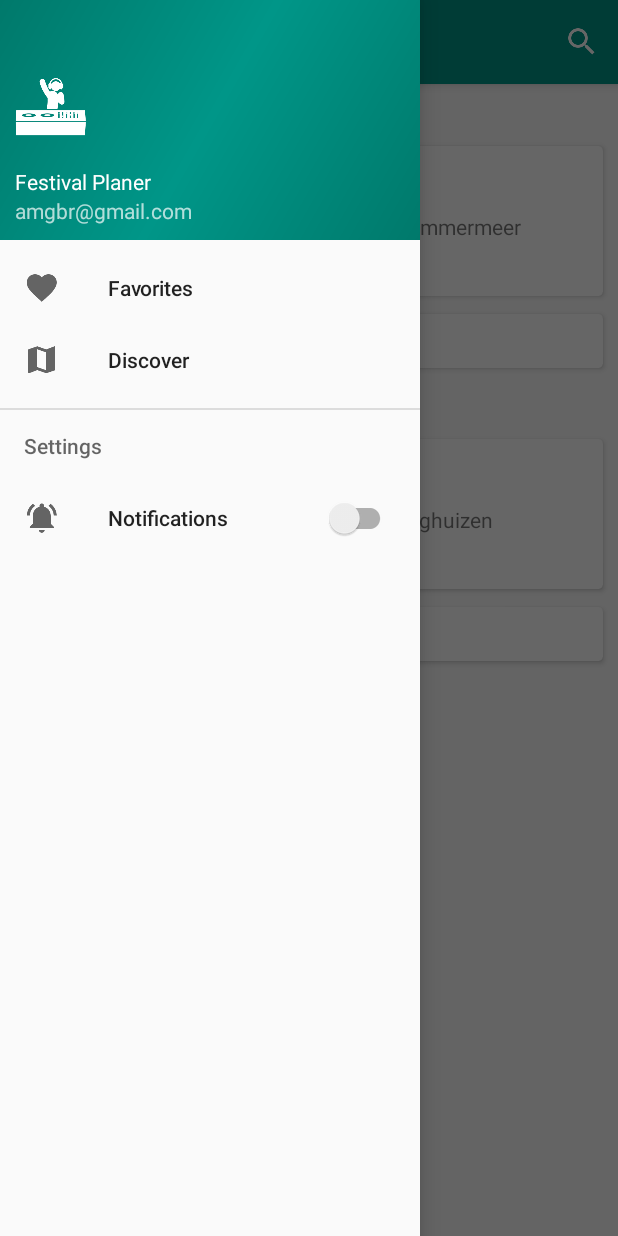
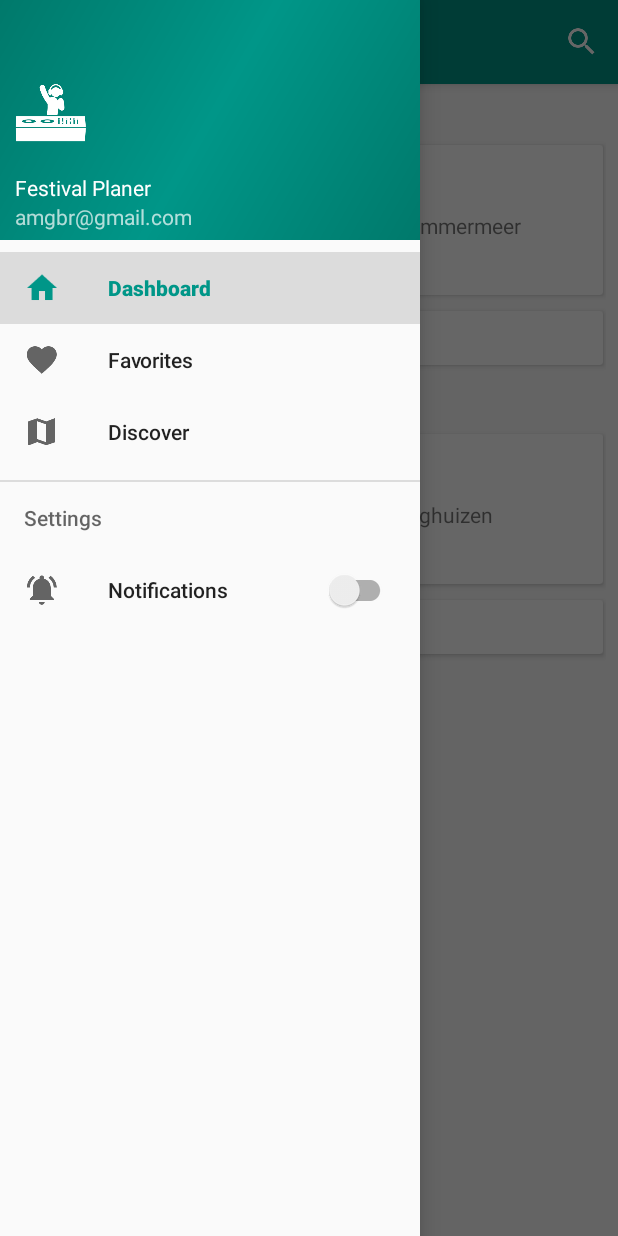
Before and after one commit to PMudra/festival-app, an Android app: the screen it shows after launch (DashboardActivity), with the side drawer open, on a phone screen of 412 x 824 dp. Run offline under Robolectric (Android 15) with nearby library versions, the light colour scheme and no system bars.

Commit message:
#3: NavDrawer ergänzt um Eintrag für Dashboard. Wird beim Start der Activity im NavDrawer als ausgewählt markiert. CardView ergänzt um Style für onClick. Sonstige Layout-Anpassungen. Problem mit Statusbar und Actionbar bei API <21 behoben.

```diff
--- a/app/src/main/java/com/example/drachim/festivalapp/DashboardActivity.java
+++ b/app/src/main/java/com/example/drachim/festivalapp/DashboardActivity.java
@@ -34,6 +34,7 @@ public class DashboardActivity extends AppCompatActivity
 
         NavigationView navigationView = (NavigationView) findViewById(R.id.nav_view);
         navigationView.setNavigationItemSelectedListener(this);
+        navigationView.setCheckedItem(R.id.nav_dashboard);
 
         SwipeRefreshLayout swipeRefreshLayout = (SwipeRefreshLayout) findViewById(R.id.dashboard_swipe_refresh_layout);
         swipeRefreshLayout.setOnRefreshListener(new SwipeRefreshLayout.OnRefreshListener() {
--- a/app/src/main/res/layout/content_dashboard.xml
+++ b/app/src/main/res/layout/content_dashboard.xml
@@ -18,13 +18,15 @@
         <LinearLayout
             android:layout_width="match_parent"
             android:layout_height="match_parent"
-            android:orientation="vertical">
+            android:orientation="vertical"
+            android:layout_marginLeft="@dimen/activity_with_cards_horizontal_margin"
+            android:layout_marginRight="@dimen/activity_with_cards_horizontal_margin"
+            android:layout_marginBottom="@dimen/activity_vertical_margin">
 
             <TextView
                 android:layout_width="match_parent"
                 android:layout_height="wrap_content"
-                android:layout_marginStart="@dimen/activity_horizontal_margin"
-                android:layout_marginTop="@dimen/activity_top_margin"
+                android:layout_marginTop="@dimen/activity_vertical_margin"
                 android:text="Soon"
                 android:textAppearance="@style/TextAppearance.AppCompat.Large"
                 android:textColor="@color/colorDashboardSubtitles"/>
@@ -36,7 +38,7 @@
                 android:layout_marginRight="@dimen/card_view_horizontal_margin"
                 android:layout_marginTop="@dimen/card_view_vertical_margin"
                 android:layout_marginBottom="@dimen/card_view_vertical_margin"
-                app:cardCornerRadius="@dimen/card_view_corner_radius">
+                app:theme="@style/MyCardViewStyle">
 
                     <LinearLayout
                         android:layout_width="match_parent"
@@ -86,7 +88,7 @@
                 android:layout_marginRight="@dimen/card_view_horizontal_margin"
                 android:layout_marginTop="@dimen/card_view_vertical_margin"
                 android:layout_marginBottom="@dimen/card_view_vertical_margin"
-                app:cardCornerRadius="@dimen/card_view_corner_radius">
+                app:theme="@style/MyCardViewStyle">
 
                 <LinearLayout
                     android:layout_width="match_parent"
@@ -112,8 +114,7 @@
             <TextView
                 android:layout_width="match_parent"
                 android:layout_height="wrap_content"
-                android:layout_marginStart="@dimen/activity_horizontal_margin"
-                android:layout_marginTop="@dimen/activity_top_margin"
+                android:layout_marginTop="@dimen/activity_vertical_margin"
                 android:text="Discover"
                 android:textAppearance="@style/TextAppearance.AppCompat.Large"
                 android:textColor="@color/colorDashboardSubtitles"/>
@@ -125,7 +126,7 @@
                 android:layout_marginRight="@dimen/card_view_horizontal_margin"
                 android:layout_marginTop="@dimen/card_view_vertical_margin"
                 android:layout_marginBottom="@dimen/card_view_vertical_margin"
-                app:cardCornerRadius="@dimen/card_view_corner_radius">
+                app:theme="@style/MyCardViewStyle">
 
                 <LinearLayout
                     android:layout_width="match_parent"
@@ -175,7 +176,7 @@
                 android:layout_marginRight="@dimen/card_view_horizontal_margin"
                 android:layout_marginTop="@dimen/card_view_vertical_margin"
                 android:layout_marginBottom="@dimen/card_view_vertical_margin"
-                app:cardCornerRadius="@dimen/card_view_corner_radius">
+                app:theme="@style/MyCardViewStyle">
 
                 <LinearLayout
                     android:layout_width="match_parent"
--- a/app/src/main/res/menu/activity_dashboard_drawer.xml
+++ b/app/src/main/res/menu/activity_dashboard_drawer.xml
@@ -3,6 +3,10 @@
     xmlns:app="http://schemas.android.com/apk/res-auto">
 
     <group android:checkableBehavior="single">
+        <item
+            android:id="@+id/nav_dashboard"
+            android:icon="@drawable/ic_action_home"
+            android:title="@string/nav_dashboard" />
         <item
             android:id="@+id/nav_favorites"
             android:icon="@drawable/ic_action_favorite_gray"
@@ -11,7 +15,6 @@
             android:id="@+id/nav_discover"
             android:icon="@drawable/ic_action_map_gray"
             android:title="@string/nav_discover" />
-
     </group>
 
     <item android:title="@string/nav_settings">
--- /dev/null
+++ b/app/src/main/res/values-v21/styles.xml
@@ -0,0 +1,9 @@
+<resources>
+
+    <style name="Theme.AppCompat.Light.NoActionBar.TranslucentDecor" parent="AppTheme.NoActionBar">
+        <item name="android:windowTranslucentStatus">true</item>
+        <item name="android:windowTranslucentNavigation">true</item>
+        <item name="android:windowContentOverlay">@null</item>
+    </style>
+
+</resources>
--- a/app/src/main/res/values/dimens.xml
+++ b/app/src/main/res/values/dimens.xml
@@ -1,12 +1,12 @@
 <resources>
     <dimen name="activity_horizontal_margin">10dp</dimen>
-    <dimen name="activity_vertical_margin">10dp</dimen>
-    <dimen name="activity_top_margin">6dp</dimen>
+    <dimen name="activity_vertical_margin">6dp</dimen>
+    <dimen name="activity_with_cards_horizontal_margin">8dp</dimen>
     <dimen name="nav_header_vertical_spacing">16dp</dimen>
     <dimen name="nav_header_height">160dp</dimen>
     <dimen name="fab_margin">16dp</dimen>
-    <dimen name="card_view_horizontal_margin">10dp</dimen>
-    <dimen name="card_view_vertical_margin">6dp</dimen>
+    <dimen name="card_view_horizontal_margin">2dp</dimen>
+    <dimen name="card_view_vertical_margin">5dp</dimen>
     <dimen name="card_view_corner_radius">3dp</dimen>
     <dimen name="card_view_padding">6dp</dimen>
 </resources>
--- a/app/src/main/res/values/strings.xml
+++ b/app/src/main/res/values/strings.xml
@@ -5,11 +5,13 @@
     <string name="navigation_drawer_open">Open navigation drawer</string>
     <string name="navigation_drawer_close">Close navigation drawer</string>
 
-    <string name="action_settings">Settings</string>
     <string name="nav_developer_contact_adress">amgbr@gmail.com</string>
+    <string name="nav_dashboard">Dashboard</string>
     <string name="nav_favorites">Favorites</string>
     <string name="nav_discover">Discover</string>
     <string name="nav_settings">Settings</string>
     <string name="nav_notifications">Notifications</string>
+
+    <string name="action_settings">Settings</string>
     <string name="action_search">Search</string>
 </resources>
--- a/app/src/main/res/values/styles.xml
+++ b/app/src/main/res/values/styles.xml
@@ -15,8 +15,8 @@
     </style>
 
     <style name="Theme.AppCompat.Light.NoActionBar.TranslucentDecor" parent="AppTheme.NoActionBar">
-        <item name="android:windowTranslucentStatus">true</item>
-        <item name="android:windowTranslucentNavigation">true</item>
+        <item name="android:windowTranslucentStatus">false</item>
+        <item name="android:windowTranslucentNavigation">false</item>
         <item name="android:windowContentOverlay">@null</item>
     </style>
 
@@ -24,4 +24,11 @@
 
     <style name="AppTheme.PopupOverlay" parent="ThemeOverlay.AppCompat.Light"/>
 
+    <style name="MyCardViewStyle" parent="CardView">
+        <item name="cardCornerRadius">@dimen/card_view_corner_radius</item>
+
+        <!-- android:clickable has to be true or onClick-method must be implemented -->
+        <item name="android:foreground">?android:attr/selectableItemBackground</item>
+    </style>
+
 </resources>
```
Also changed, not shown: app/src/main/res/drawable-hdpi/ic_action_home.png (added), app/src/main/res/drawable-mdpi/ic_action_home.png (added), app/src/main/res/drawable-xhdpi/ic_action_home.png (added), app/src/main/res/drawable-xxhdpi/ic_action_home.png (added), app/src/main/res/drawable-xxxhdpi/ic_action_home.png (added).
